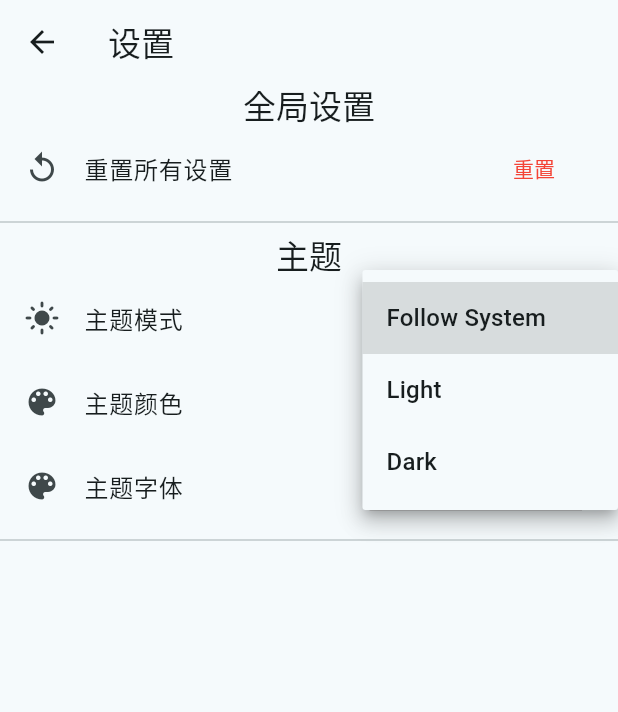
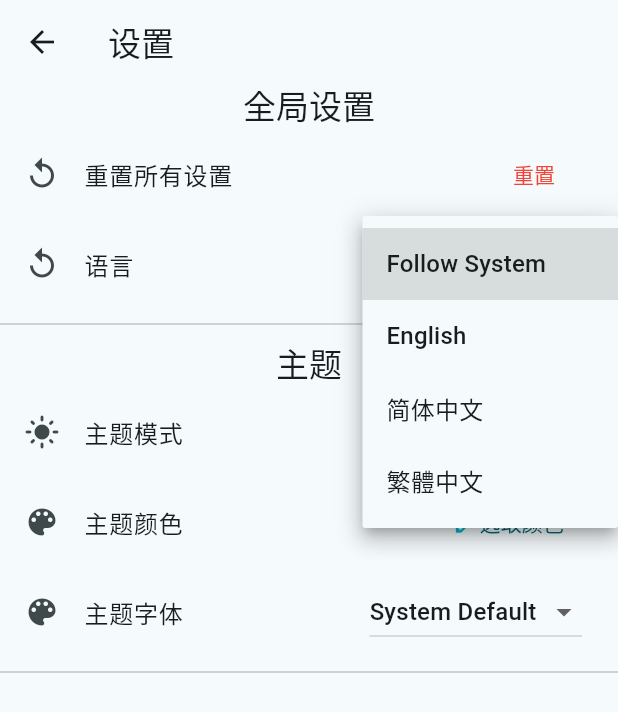
Before and after one commit to Acer-482/concise_note_pad, a Flutter app: the SettingsPage screen opened directly, after a tap on "Follow System", on a phone screen of 412 x 824 dp. Shown: the top 712 px of the screen. Run offline on Flutter 3.47's test engine with Material 3 defaults, Android fonts, the phone set to English and light mode, and no system bars; our stand-ins replace animated_list_plus, file_picker, flutter_colorpicker, flutter_slidable, package_info_plus, reorderables and 1 more; missing offline and left inert: flutter_iconpicker; generated files the repository leaves out were written again; statements that could not run were skipped.

Commit message:
Added language_type class: - Created LanguageType enum to store supported internationalization language types - Modified app_en.arb and app_zh.arb to support internationalization translations for LanguageType
Modified settings_page.dart and global_settings.dart:
- Added language selection option

```diff
--- /dev/null
+++ b/lib/core/enums/language_type.dart
@@ -0,0 +1,28 @@
+import 'package:concise_note_pad/core/l10n/app_localizations.dart';
+import 'package:flutter/material.dart';
+
+/// 语言类型
+///
+/// 用于存储程序支持的国际化语言类型
+enum LanguageType {
+  system,
+  en,
+  zhCN,
+  zhTW;
+
+  /// 语言代码
+  String? get code => switch (this) {
+    system => null,
+    en => 'en',
+    zhCN => 'zh',
+    zhTW => 'zh_TW',
+  };
+
+  /// 显示名称
+  String displayName(BuildContext context) => switch (this) {
+    system => AppLocalizations.of(context)!.languageType_system,
+    en => 'English',
+    zhCN => '简体中文',
+    zhTW => '繁體中文',
+  };
+}
--- a/lib/core/l10n/app_en.arb
+++ b/lib/core/l10n/app_en.arb
@@ -5,6 +5,11 @@
   "@appName": {
     "description": "The name of the application",
     "context": "Menu bar, About page",
+    "type": "text"
+  },
+  "languageType_system": "Follow System",
+  "@languageType_system": {
+    "description": "Language mode: Follow system settings",
     "type": "text"
   },
   "themeModeDisplayName_system": "Follow System",
--- a/lib/core/l10n/app_localizations.dart
+++ b/lib/core/l10n/app_localizations.dart
@@ -103,6 +103,12 @@ abstract class AppLocalizations {
   /// In en, this message translates to:
   /// **'Concise Note'**
   String get appName;
+
+  /// Language mode: Follow system settings
+  ///
+  /// In en, this message translates to:
+  /// **'Follow System'**
+  String get languageType_system;
 
   /// Theme mode: Follow system settings
   ///
--- a/lib/core/l10n/app_localizations_en.dart
+++ b/lib/core/l10n/app_localizations_en.dart
@@ -10,6 +10,9 @@ class AppLocalizationsEn extends AppLocalizations {
 
   @override
   String get appName => 'Concise Note';
+
+  @override
+  String get languageType_system => 'Follow System';
 
   @override
   String get themeModeDisplayName_system => 'Follow System';
--- a/lib/core/l10n/app_localizations_zh.dart
+++ b/lib/core/l10n/app_localizations_zh.dart
@@ -10,6 +10,9 @@ class AppLocalizationsZh extends AppLocalizations {
 
   @override
   String get appName => '简记';
+
+  @override
+  String get languageType_system => '跟随系统';
 
   @override
   String get themeModeDisplayName_system => '跟随系统';
--- a/lib/core/l10n/app_zh.arb
+++ b/lib/core/l10n/app_zh.arb
@@ -5,6 +5,11 @@
   "@appName": {
     "description": "应用程序的名称",
     "context": "菜单栏、关于页面",
+    "type": "text"
+  },
+  "languageType_system": "跟随系统",
+  "@languageType_system": {
+    "description": "语言类型枚举：跟随系统设置",
     "type": "text"
   },
   "themeModeDisplayName_system": "跟随系统",
--- a/lib/features/settings/models/global_settings.dart
+++ b/lib/features/settings/models/global_settings.dart
@@ -1,5 +1,6 @@
 import 'package:concise_note_pad/core/converters/color_data_converter.dart';
 import 'package:concise_note_pad/core/enums/font_family_type.dart';
+import 'package:concise_note_pad/core/enums/language_type.dart';
 import 'package:flutter/material.dart';
 import 'package:json_annotation/json_annotation.dart';
 
@@ -8,6 +9,10 @@ part 'global_settings.g.dart';
 /// 全局设置
 @JsonSerializable()
 class GlobalSettings extends ChangeNotifier {
+  /// 语言
+  LanguageType languageType;
+  static LanguageType get languageTypeDefault => LanguageType.system;
+
   /// 主题颜色
   ///
   /// 默认值：青色
@@ -32,6 +37,7 @@ class GlobalSettings extends ChangeNotifier {
 
   /// 设置
   void set(GlobalSettings newSettings) {
+    languageType = newSettings.languageType;
     themeColor = newSettings.themeColor;
     themeMode = newSettings.themeMode;
     fontFamilyType = newSettings.fontFamilyType;
@@ -42,9 +48,11 @@ class GlobalSettings extends ChangeNotifier {
     Color? themeColor,
     ThemeMode? themeMode,
     FontFamilyType? fontFamilyType,
+    LanguageType? languageType,
   }) : themeColor = themeColor ?? themeColorDefault,
        themeMode = themeMode ?? themeModeDefault,
-       fontFamilyType = fontFamilyType ?? fontFamilyTypeDefault;
+       fontFamilyType = fontFamilyType ?? fontFamilyTypeDefault,
+       languageType = languageType ?? languageTypeDefault;
 
   factory GlobalSettings.fromJson(Map<String, dynamic> json) =>
       _$GlobalSettingsFromJson(json);
--- a/lib/features/settings/pages/settings_page.dart
+++ b/lib/features/settings/pages/settings_page.dart
@@ -1,9 +1,36 @@
 import 'package:concise_note_pad/core/enums/font_family_type.dart';
+import 'package:concise_note_pad/core/enums/language_type.dart';
+import 'package:concise_note_pad/core/l10n/app_localizations.dart';
 import 'package:concise_note_pad/features/settings/global_settings_manager.dart';
 import 'package:concise_note_pad/features/settings/models/global_settings.dart';
 import 'package:concise_note_pad/core/constants/theme_mode_display_name.dart';
 import 'package:flutter/material.dart';
 import 'package:flutter_colorpicker/flutter_colorpicker.dart';
+
+/// 设置选项组
+class _SettingsGroup {
+  final String title; // 标题
+  final List<Widget> Function(
+    BuildContext context,
+    AppLocalizations loc,
+    GlobalSettings settings,
+  )
+  childrenBuilder; // 子类
+
+  const _SettingsGroup({required this.title, required this.childrenBuilder});
+
+  List<Widget> buildToList(BuildContext context) {
+    return <Widget>[
+          Text(title, style: Theme.of(context).textTheme.titleLarge),
+        ] +
+        childrenBuilder(
+          context,
+          AppLocalizations.of(context)!,
+          GlobalSettingsManager.instance.settings,
+        ) +
+        [Divider()];
+  }
+}
 
 /// 设置页面
 class SettingsPage extends StatefulWidget {
@@ -14,6 +41,134 @@ class SettingsPage extends StatefulWidget {
 }
 
 class _SettingsPageState extends State<SettingsPage> {
+  final List<_SettingsGroup> _settingsGroupList = [];
+
+  @override
+  void initState() {
+    super.initState();
+    _settingsGroupList.add(_buildGlobalSettings());
+    _settingsGroupList.add(_buildTheme());
+  }
+
+  _SettingsGroup _buildGlobalSettings() {
+    return _SettingsGroup(
+      title: '全局设置',
+      childrenBuilder: (context, loc, settings) => [
+        ListTile(
+          leading: Icon(Icons.replay_outlined),
+          title: Text('重置所有设置'),
+          trailing: TextButton(
+            onPressed: () => _showConfirmDialog(
+              '重置所有设置',
+              (context) {
+                settings.set(GlobalSettings());
+                settings.update(); // 更新
+              }, // 重置设置
+            ),
+            child: Text('重置', style: TextStyle(color: Colors.red)),
+          ),
+        ), // 重置设置
+        ListTile(
+          leading: Icon(Icons.replay_outlined),
+          title: Text('语言'),
+          trailing: DropdownButton(
+            value: settings.languageType,
+            items: LanguageType.values
+                .map(
+                  (type) => DropdownMenuItem(
+                    value: type,
+                    child: Text(type.displayName(context)),
+                  ),
+                )
+                .toList(),
+            onChanged: (v) => setState(() {
+              settings.languageType = v!;
+              settings.update();
+            }),
+          ),
+        ), // 语言
+      ],
+    );
+  }
+
+  _SettingsGroup _buildTheme() {
+    return _SettingsGroup(
+      title: '主题',
+      childrenBuilder: (context, loc, settings) => [
+        ListTile(
+          leading: Icon(Icons.light_mode),
+          title: Text('主题模式'),
+          trailing: DropdownButton(
+            value: settings.themeMode,
+            items: ThemeMode.values
+                .map(
+                  (mode) => DropdownMenuItem(
+                    value: mode,
+                    child: Text(mode.displayName(context)),
+                  ),
+                )
+                .toList(),
+            onChanged: (value) => setState(() {
+              settings.themeMode = value!;
+              settings.update();
+            }),
+          ),
+        ),
+        ListTile(
+          leading: Icon(Icons.color_lens_rounded),
+          title: Text('主题颜色'),
+          trailing: TextButton(
+            onPressed: _showColorPicker,
+            child: Row(
+              mainAxisSize: MainAxisSize.min,
+              children: [
+                Icon(Icons.colorize_rounded, color: settings.themeColor),
+                Text('选取颜色'),
+              ],
+            ),
+          ),
+        ),
+        ListTile(
+          leading: Icon(Icons.color_lens_rounded),
+          title: Text('主题字体'),
+          trailing: DropdownButton(
+            value: settings.fontFamilyType,
+            items: FontFamilyType.values
+                .map(
+                  (mode) => DropdownMenuItem(
+                    value: mode,
+                    child: Text(mode.displayName(context)),
+                  ),
+                )
+                .toList(),
+            onChanged: (value) => setState(() {
+              settings.fontFamilyType = value!;
+              settings.update();
+            }),
+          ),
+        ),
+      ],
+    );
+  }
+
+  @override
+  Widget build(BuildContext context) {
+    return Scaffold(
+      appBar: AppBar(title: Text('设置')),
+      body: _buildBody(context),
+    );
+  }
+
+  /// 构建主体
+  Widget _buildBody(BuildContext context) {
+    // 构建设置列表 //
+    List<Widget> settingWidgetList = [];
+    for (var settingsGroup in _settingsGroupList) {
+      settingWidgetList.addAll(settingsGroup.buildToList(context));
+    }
+    return Column(spacing: 4, children: settingWidgetList); // 构建返回
+  }
+
   /// 显示确认对话框
   Future<T?> _showConfirmDialog<T>(
     String text,
@@ -76,90 +231,4 @@ class _SettingsPageState extends State<SettingsPage> {
       ),
     );
   }
-
-  @override
-  Widget build(BuildContext context) {
-    final settings = GlobalSettingsManager.instance.settings;
-    return Scaffold(
-      appBar: AppBar(title: Text('设置')),
-      body: Column(
-        children: [
-          Text('全局设置', style: Theme.of(context).textTheme.titleLarge),
-          Column(
-            children: [
-              ListTile(
-                leading: Icon(Icons.replay_outlined),
-                title: Text('重置所有设置'),
-                trailing: TextButton(
-                  onPressed: () => _showConfirmDialog(
-                    '重置所有设置',
-                    (context) {
-                      settings.set(GlobalSettings());
-                      settings.update(); // 更新
-                    }, // 重置设置
-                  ),
-                  child: Text('重置', style: TextStyle(color: Colors.red)),
-                ),
-              ),
-            ],
-          ),
-          Divider(),
-          Text('主题', style: Theme.of(context).textTheme.titleLarge),
-          ListTile(
-            leading: Icon(Icons.light_mode),
-            title: Text('主题模式'),
-            trailing: DropdownButton(
-              value: settings.themeMode,
-              items: ThemeMode.values
-                  .map(
-                    (mode) => DropdownMenuItem(
-                      value: mode,
-                      child: Text(mode.displayName(context)),
-                    ),
-                  )
-                  .toList(),
-              onChanged: (value) => setState(() {
-                settings.themeMode = value!;
-                settings.update();
-              }),
-            ),
-          ),
-          ListTile(
-            leading: Icon(Icons.color_lens_rounded),
-            title: Text('主题颜色'),
-            trailing: TextButton(
-              onPressed: _showColorPicker,
-              child: Row(
-                mainAxisSize: MainAxisSize.min,
-                children: [
-                  Icon(Icons.colorize_rounded, color: settings.themeColor),
-                  Text('选取颜色'),
-                ],
-              ),
-            ),
-          ),
-          ListTile(
-            leading: Icon(Icons.color_lens_rounded),
-            title: Text('主题字体'),
-            trailing: DropdownButton(
-              value: settings.fontFamilyType,
-              items: FontFamilyType.values
-                  .map(
-                    (mode) => DropdownMenuItem(
-                      value: mode,
-                      child: Text(mode.displayName(context)),
-                    ),
-                  )
-                  .toList(),
-              onChanged: (value) => setState(() {
-                settings.fontFamilyType = value!;
-                settings.update();
-              }),
-            ),
-          ),
-          Divider(),
-        ],
-      ),
-    );
-  }
 }
--- a/lib/main.dart
+++ b/lib/main.dart
@@ -40,10 +40,14 @@ class MainApp extends StatelessWidget {
   Widget build(BuildContext context) {
     return Consumer<GlobalSettings>(
       builder: (context, settings, child) => MaterialApp(
-        title: 'Concise Notepad',
-        localizationsDelegates: AppLocalizations.localizationsDelegates,
-        supportedLocales: const [Locale('en'), Locale('zh')],
-        theme: _buildTheme(settings, Brightness.light), // 浅色主题q
+        title: 'Concise Notepad', // 标题
+        localizationsDelegates:
+            AppLocalizations.localizationsDelegates, // 本地化代表
+        supportedLocales: const [Locale('en'), Locale('zh')], // 支持地区语言
+        locale: settings.languageType.code != null
+            ? Locale.fromSubtags(languageCode: settings.languageType.code!)
+            : null, // 本地语言
+        theme: _buildTheme(settings, Brightness.light), // 浅色主题
         darkTheme: _buildTheme(settings, Brightness.dark), // 深色主题
         highContrastTheme: _buildTheme(settings, Brightness.light), // 浅色高对比度主题
         highContrastDarkTheme: _buildTheme(
```
